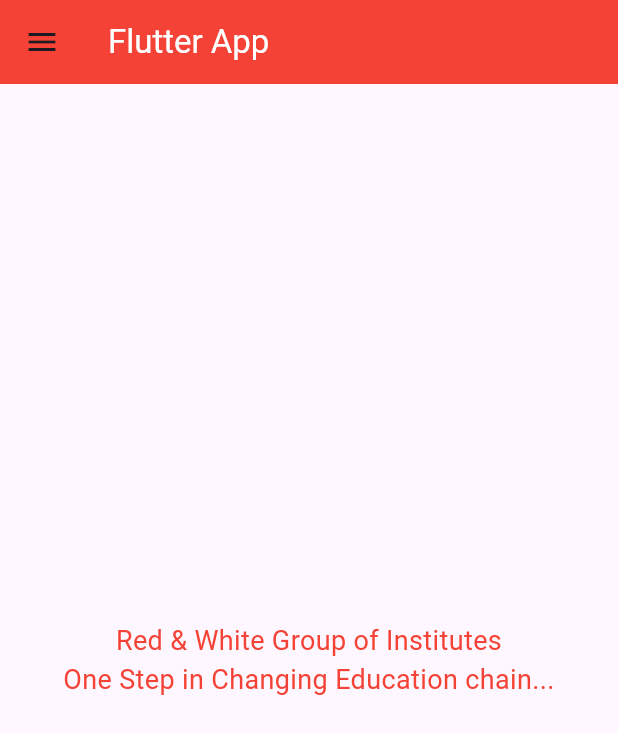
After one commit to shahmoksh22/Flutter, a Flutter app: the screen it shows after launch, after a tap on "Lab Work 4.2", on a phone screen of 412 x 824 dp. The commit adds this screen. Shown: the top 734 px of the screen. Run offline on Flutter 3.47's test engine with Material 3 defaults, Android fonts, the phone set to English and light mode, and no system bars; our stand-ins replace flutter_rating_bar.

Commit message:
LabWork4.2
LabWork4.2

```diff
--- /dev/null
+++ b/ui_demo/lib/LabWork4.2.dart
@@ -0,0 +1,31 @@
+import 'package:flutter/material.dart';
+
+class LabWork82 extends StatefulWidget {
+  const LabWork82({Key? key}) : super(key: key);
+
+  @override
+  State<LabWork82> createState() => _LabWork82State();
+}
+
+class _LabWork82State extends State<LabWork82> {
+  @override
+  Widget build(BuildContext context) {
+    return Scaffold(
+      appBar: AppBar(
+        title: Text('Flutter App',
+        style: TextStyle(
+          color: Colors.white
+        ),),
+        leading: Icon(Icons.menu), // Leading icon
+        backgroundColor: Colors.red,
+      ),
+      body: Center(
+        child: Text(
+          'Red & White Group of Institutes\nOne Step in Changing Education chain...',
+          style: TextStyle(fontSize: 18,color: Colors.red), // Adjust font size as needed
+          textAlign: TextAlign.center, // Center the text
+        ),
+      ),
+    );
+  }
+}
--- a/ui_demo/lib/MainMenu.dart
+++ b/ui_demo/lib/MainMenu.dart
@@ -1,5 +1,6 @@
 import 'package:flutter/material.dart';
 import 'package:ui_demo/LabWork4.1.dart';
+import 'package:ui_demo/LabWork4.2.dart';
 import 'package:ui_demo/LabWork8.1/MainMenu.dart';
 import 'package:ui_demo/LabWork8.2/MainMenu.dart';
 import 'package:ui_demo/LabWork8.4/MainMenu.dart';
@@ -76,6 +77,15 @@ class _MainMenuState extends State<MainMenu> {
                     MaterialPageRoute(builder: (context) => LabWork81()),
                   );
                   print('Clicked Lab Work 4.1');
+                },
+              ),ListTile(
+                title: Text('Lab Work 4.2'),
+                onTap: () {
+                  Navigator.push(
+                    context,
+                    MaterialPageRoute(builder: (context) => LabWork82()),
+                  );
+                  print('Clicked Lab Work 4.2');
                 },
               ),
               ListTile(
```
